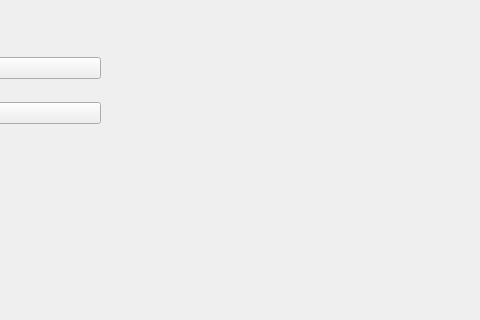
Old version of the form src/gui/exercises/exercisenotileswidget.ui in the repository TFed555/music_trainer; both pictures show x 520 to 1000 and y 0 to 320 of the 1000 by 700 pixel window.
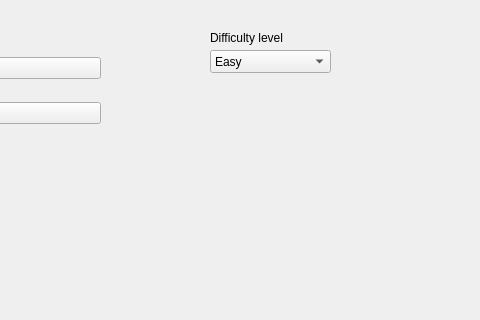
New version of the form.

Commit message: added difficulty config

What changed in the file:
```diff
--- a/src/gui/exercises/exercisenotileswidget.ui
+++ b/src/gui/exercises/exercisenotileswidget.ui
@@ -63,6 +63,39 @@
    </property>
    <layout class="QGridLayout" name="answersLayout"/>
   </widget>
+  <widget class="QComboBox" name="difficultyBox">
+   <property name="geometry">
+    <rect>
+     <x>730</x>
+     <y>50</y>
+     <width>121</width>
+     <height>23</height>
+    </rect>
+   </property>
+   <item>
+    <property name="text">
+     <string>Easy</string>
+    </property>
+   </item>
+   <item>
+    <property name="text">
+     <string>Hard</string>
+    </property>
+   </item>
+  </widget>
+  <widget class="QLabel" name="label">
+   <property name="geometry">
+    <rect>
+     <x>730</x>
+     <y>30</y>
+     <width>101</width>
+     <height>16</height>
+    </rect>
+   </property>
+   <property name="text">
+    <string>Difficulty level</string>
+   </property>
+  </widget>
  </widget>
  <resources/>
  <connections/>
```
The commit also changes 30 other files.
